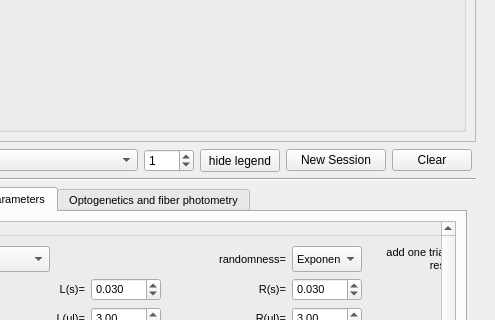
First picture: the form in src/foraging_gui/ForagingGUI.ui, repository AllenNeuralDynamics/dynamic-foraging-task, before the edit; both pictures show x 500 to 995 and y 125 to 445 of the 995 by 725 pixel window.
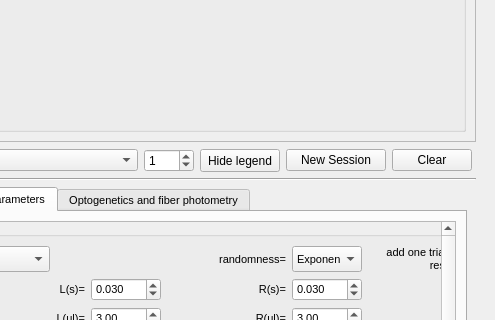
Second picture: the form after the edit. Icons and pictures are not drawn.

The edit to the form file:
```diff
--- a/src/foraging_gui/ForagingGUI.ui
+++ b/src/foraging_gui/ForagingGUI.ui
@@ -297,7 +297,7 @@
            </sizepolicy>
           </property>
           <property name="text">
-           <string>hide legend</string>
+           <string>Hide legend</string>
           </property>
           <property name="checkable">
            <bool>true</bool>
```
